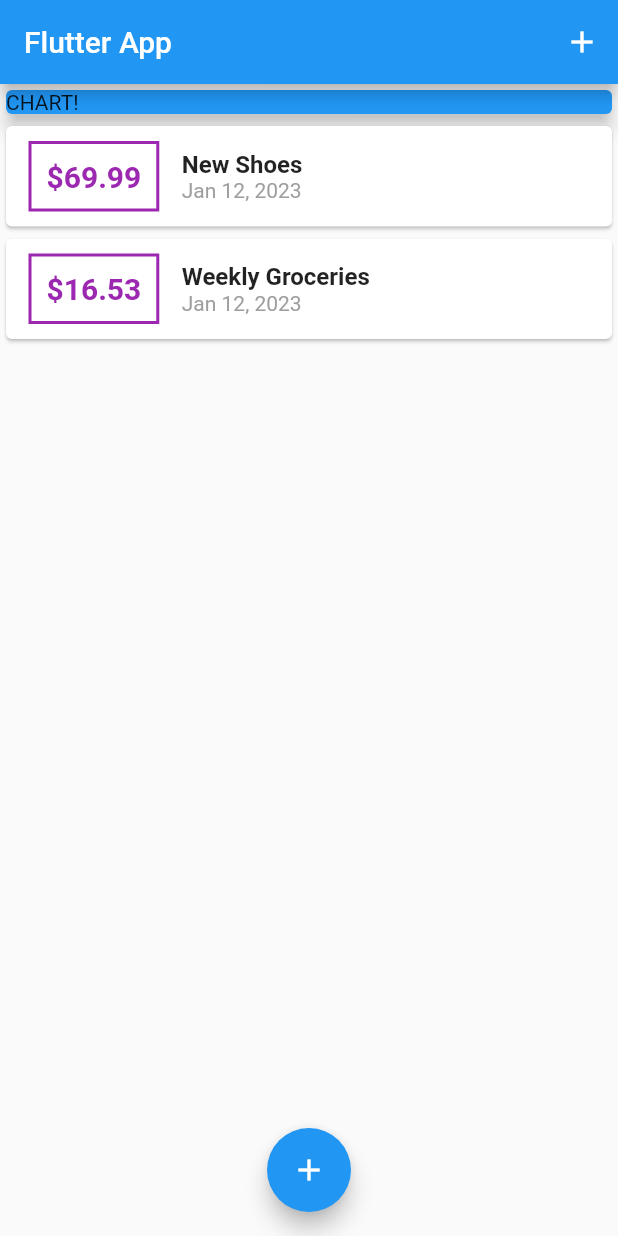
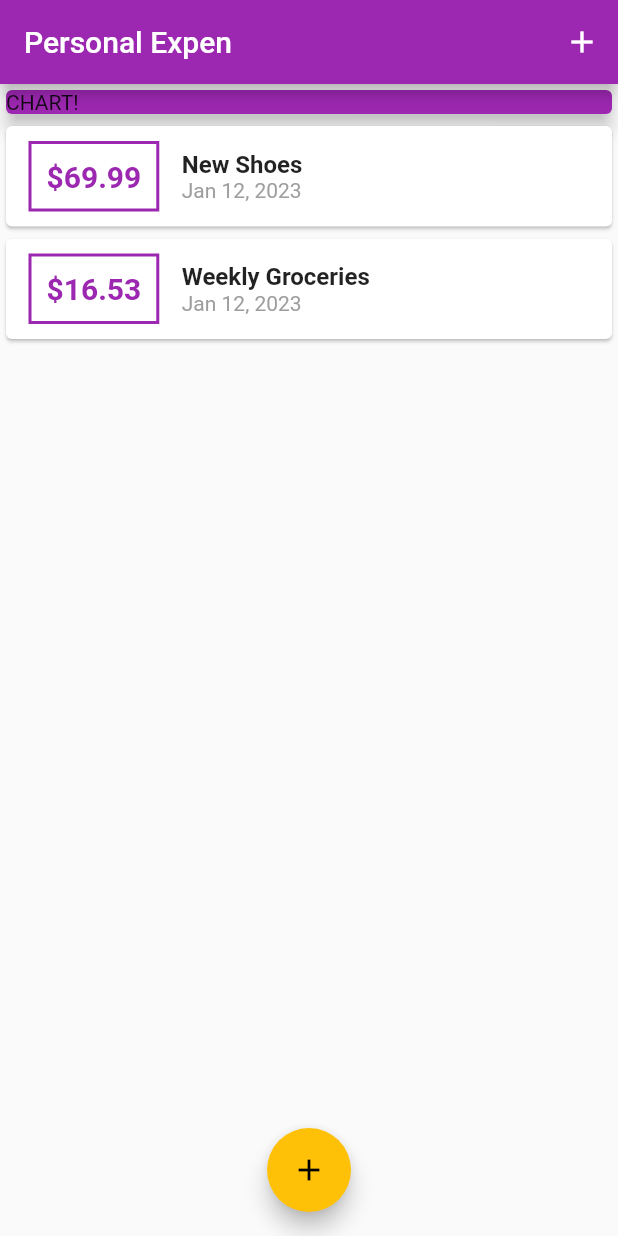
Before and after one commit to Harrytimbog/flutter_expense_tracker, a Flutter app: the screen it shows after launch, on a phone screen of 412 x 824 dp. Run offline on Flutter 3.47's test engine with Material 2 defaults, Android fonts, the phone set to English and light mode, and no system bars.

Commit message:
Configuring & Using Themes

```diff
--- a/lib/main.dart
+++ b/lib/main.dart
@@ -9,7 +9,12 @@ class MyApp extends StatelessWidget {
   @override
   Widget build(BuildContext context) {
     return MaterialApp(
-      title: 'Flutter App',
+      title: 'Personal Expenses',
+      theme: ThemeData(
+        primarySwatch: Colors.purple,
+        accentColor: Colors.amber,
+        // appBarTheme: Colors.something # if you want to change it but not always neccesary
+      ),
       home: MyHomePage(),
     );
   }
@@ -61,7 +66,7 @@ class _MyHomePageState extends State<MyHomePage> {
   Widget build(BuildContext context) {
     return Scaffold(
       appBar: AppBar(
-        title: Text('Flutter App'),
+        title: Text('Personal Expen'),
         actions: [
           IconButton(
             onPressed: () => _startAddNewTransaction(context),
@@ -77,7 +82,7 @@ class _MyHomePageState extends State<MyHomePage> {
             Container(
               width: double.infinity,
               child: Card(
-                color: Colors.blue,
+                color: Theme.of(context).primaryColor,
                 child: Text("CHART!"),
                 elevation: 5,
               ),
--- a/lib/widgets/transaction_list.dart
+++ b/lib/widgets/transaction_list.dart
@@ -23,9 +23,10 @@ class TransactionList extends StatelessWidget {
                   child: Text(
                     '\$${transactions[index].amount.toStringAsFixed(2)}',
                     style: TextStyle(
-                        fontWeight: FontWeight.bold,
-                        fontSize: 20,
-                        color: Colors.purple),
+                      fontWeight: FontWeight.bold,
+                      fontSize: 20,
+                      color: Theme.of(context).primaryColor,
+                    ),
                   ),
                 ),
                 Column(
```
